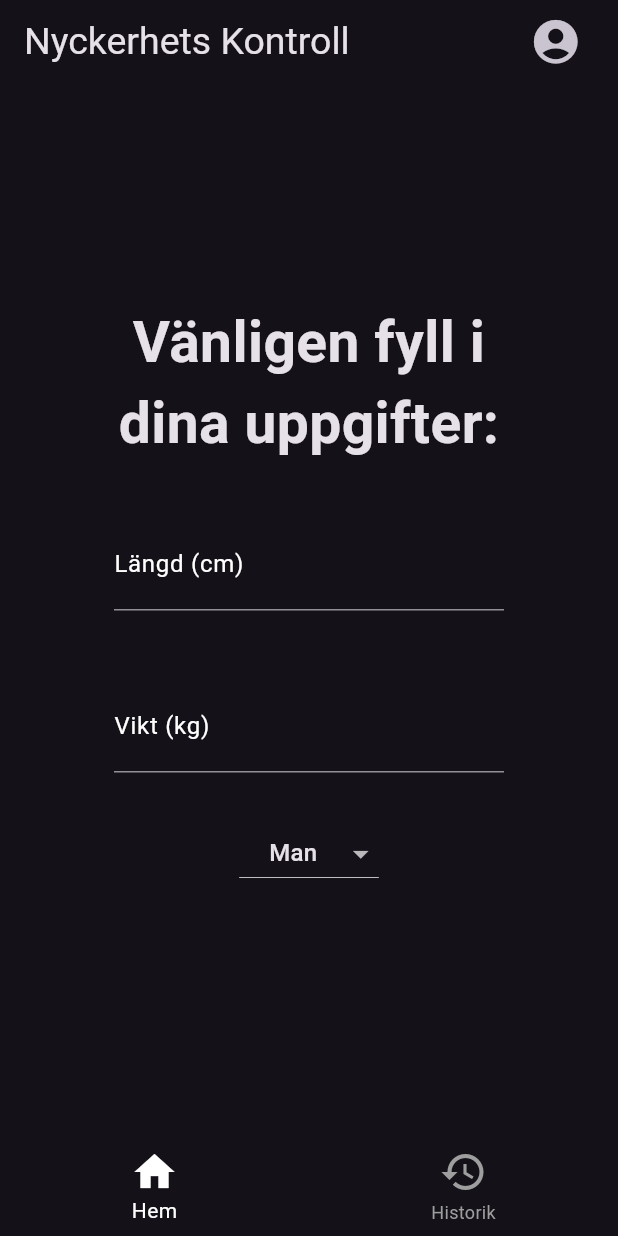
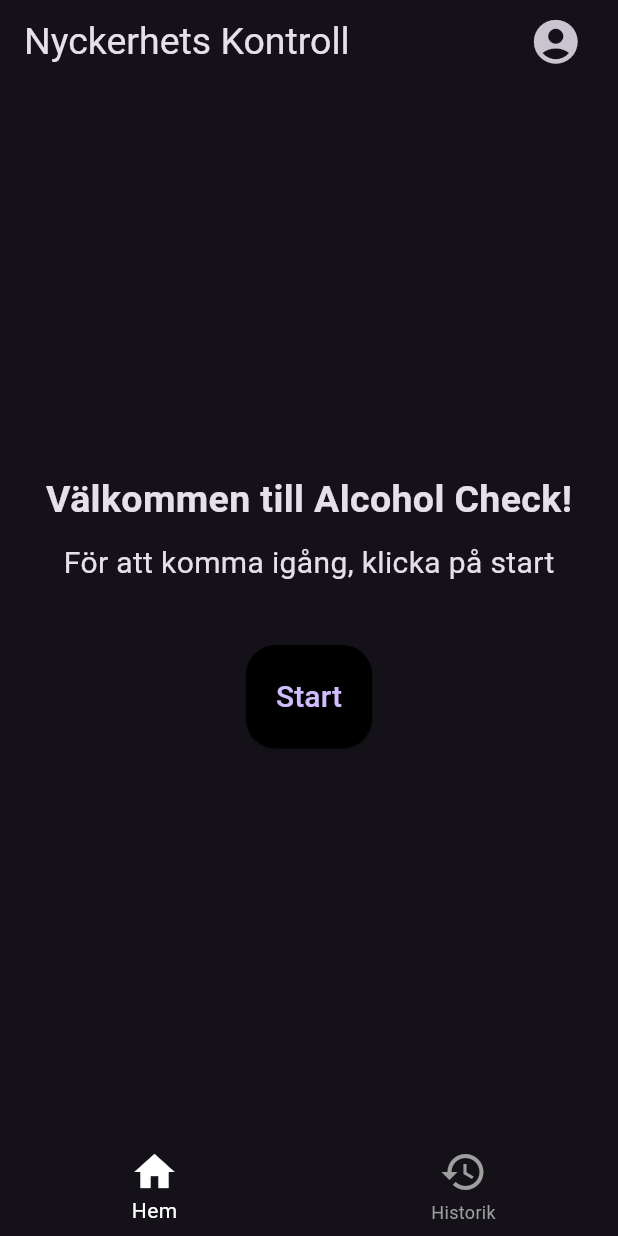
Before and after one commit to Rasmus3liasson/alcohol_check, a Flutter app: the screen it shows after launch, on a phone screen of 412 x 824 dp. Run offline on Flutter 3.47's test engine with Material 3 defaults, Android fonts, the phone set to English and light mode, and no system bars; our stand-ins replace cloud_firestore, firebase_auth, firebase_core, flutter_svg, google_fonts, google_sign_in and 1 more; accounts and stored records are empty.

```diff
--- a/lib/main.dart
+++ b/lib/main.dart
@@ -1,5 +1,5 @@
-import 'package:alcohol_check/pages/person_details/person_details.dart';
 import 'package:alcohol_check/pages/splash/splash_screen.dart';
+import 'package:alcohol_check/pages/start/start.dart';
 import 'package:cloud_firestore/cloud_firestore.dart';
 import 'package:firebase_core/firebase_core.dart';
 import 'package:flutter/material.dart';
@@ -32,7 +32,7 @@ class _MyAppState extends State<MyApp> {
       initialRoute: '/splash',
       routes: {
         '/splash': (context) => const SplashScreen(),
-        '/details': (context) => const PersonDeatils(),
+        '/start': (context) => const StartScreen(),
       },
       darkTheme: ThemeData(brightness: Brightness.dark),
       themeMode: ThemeMode.dark,
--- a/lib/pages/splash/splash_screen.dart
+++ b/lib/pages/splash/splash_screen.dart
@@ -22,7 +22,7 @@ class _SplashScreenState extends State<SplashScreen> {
         _showLoading = true;
       });
       Timer(const Duration(seconds: 2), () {
-        Navigator.of(context).pushReplacementNamed('/details');
+        Navigator.of(context).pushReplacementNamed('/start');
       });
     });
   }
--- /dev/null
+++ b/lib/pages/start/start.dart
@@ -0,0 +1,38 @@
+import 'package:alcohol_check/pages/person_details/person_details.dart';
+import 'package:alcohol_check/utils/functions/components/appbar.dart';
+import 'package:alcohol_check/utils/functions/components/bottom_navigationbar.dart';
+import 'package:alcohol_check/utils/functions/components/button.dart';
+import 'package:flutter/material.dart';
+
+class StartScreen extends StatelessWidget {
+  const StartScreen({super.key});
+
+  @override
+  Widget build(BuildContext context) {
+    return const Scaffold(
+      appBar: CustomAppBar(),
+      body: Center(
+          child: Column(
+        mainAxisAlignment: MainAxisAlignment.center,
+        children: <Widget>[
+          Text('Välkommen till Alcohol Check!',
+              style: TextStyle(
+                fontSize: 25.0,
+                fontWeight: FontWeight.bold,
+              )),
+          SizedBox(height: 10.0),
+          Text('För att komma igång, klicka på start',
+              style: TextStyle(
+                fontSize: 20.0,
+              )),
+          SizedBox(height: 40.0),
+          CustomNavigationButton(
+            text: 'Start',
+            widgetNavigation: PersonDeatils(),
+          ),
+        ],
+      )),
+      bottomNavigationBar: CustomBottomNavigationBar(),
+    );
+  }
+}
--- a/lib/utils/functions/components/drawer.dart
+++ b/lib/utils/functions/components/drawer.dart
@@ -1,8 +1,8 @@
 import 'dart:convert';
 
-import 'package:alcohol_check/main.dart';
 import 'package:alcohol_check/models/account_data.dart';
 import 'package:alcohol_check/models/history_data.dart';
+import 'package:alcohol_check/pages/start/start.dart';
 import 'package:alcohol_check/utils/constans/color.dart';
 import 'package:alcohol_check/utils/functions/user_data.dart';
 import 'package:flutter/material.dart';
@@ -51,7 +51,7 @@ class _CustomDrawerState extends State<CustomDrawer> {
     SharedPreferences prefs = await SharedPreferences.getInstance();
     prefs.remove('userResult');
     Navigator.of(context)
-        .push(MaterialPageRoute(builder: (context) => const MyApp()));
+        .push(MaterialPageRoute(builder: (context) => const StartScreen()));
   }
 
   Widget SignOutButtonWidget(BuildContext context) {
```
Also changed, not shown: lib/pages/result/result.dart (+26 -22 lines).
